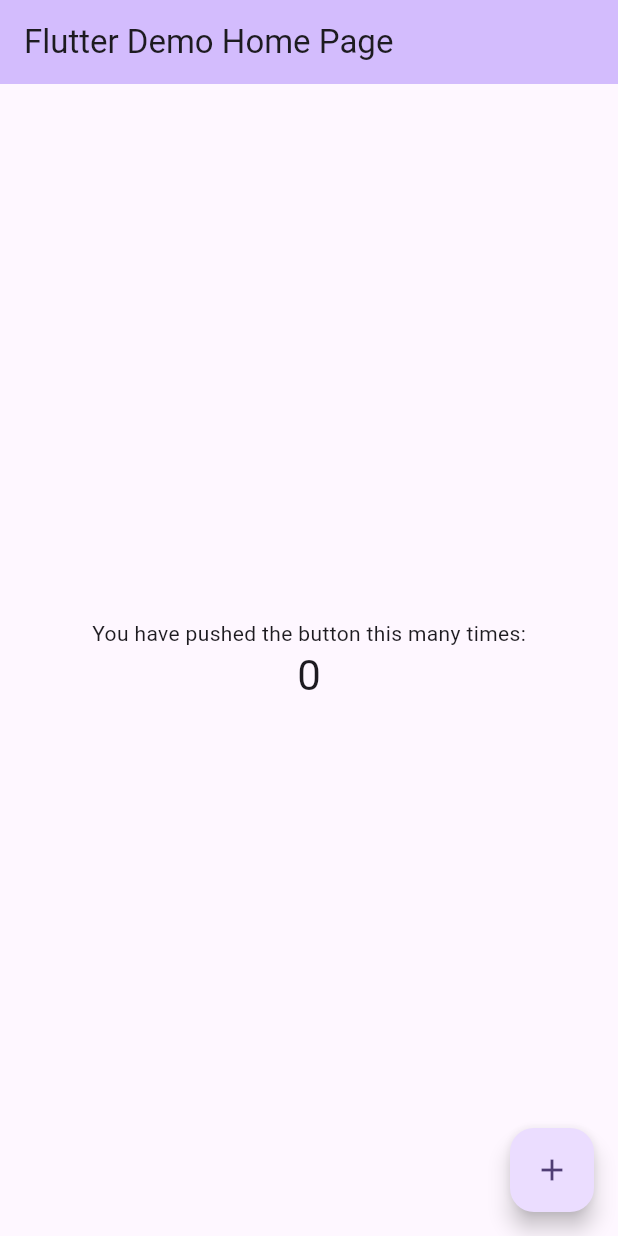
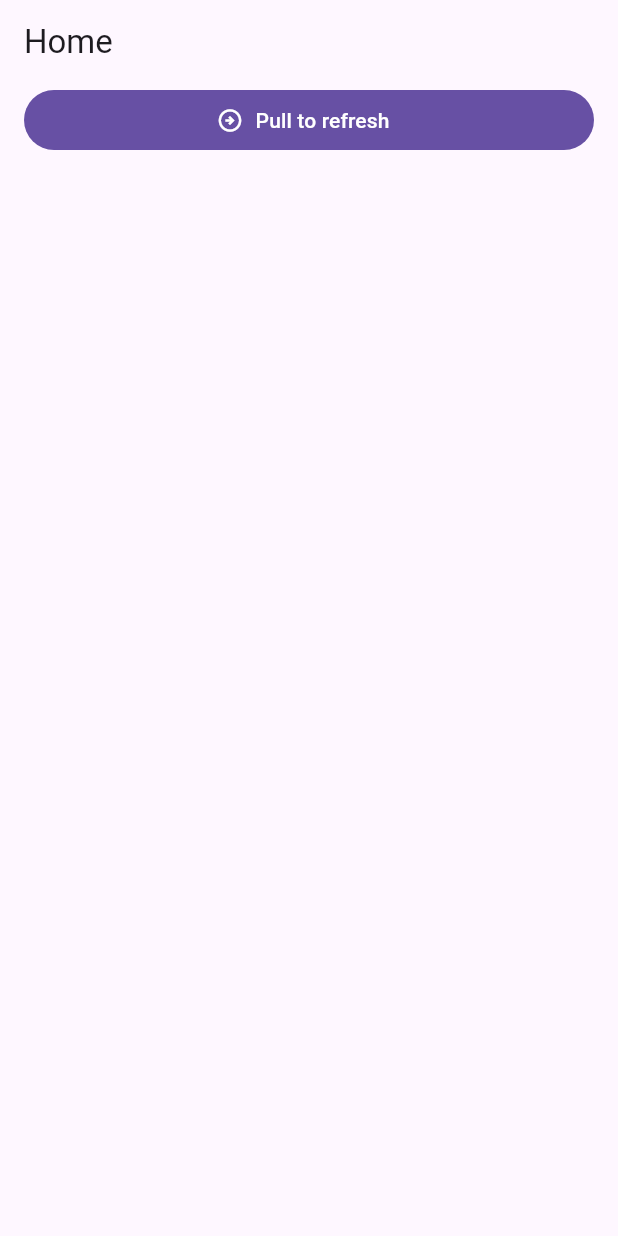
Before and after one commit to namnh113/chit-chat, a Flutter app: the screen it shows after launch, on a phone screen of 412 x 824 dp. Run offline on Flutter 3.47's test engine with Material 3 defaults, Android fonts, the phone set to English and light mode, and no system bars; our stand-ins replace freezed_annotation, go_router, hooks_riverpod, riverpod_annotation; generated files the repository leaves out were written again.

```diff
--- a/analysis_options.yaml
+++ b/analysis_options.yaml
@@ -26,3 +26,9 @@ linter:
 
 # Additional information about this file can be found at
 # https://dart.dev/guides/language/analysis-options
+
+analyzer:
+  plugins:
+    - custom_lint
+  errors:
+    invalid_annotation_target: ignore
--- a/lib/main.dart
+++ b/lib/main.dart
@@ -1,125 +1,16 @@
+import 'package:chit_chat/routes/routes.dart';
 import 'package:flutter/material.dart';
+import 'package:hooks_riverpod/hooks_riverpod.dart';
 
-void main() {
-  runApp(const MyApp());
-}
+void main() => runApp(const ProviderScope(child: MyApp()));
 
 class MyApp extends StatelessWidget {
   const MyApp({super.key});
 
-  // This widget is the root of your application.
   @override
   Widget build(BuildContext context) {
-    return MaterialApp(
-      title: 'Flutter Demo',
-      theme: ThemeData(
-        // This is the theme of your application.
-        //
-        // TRY THIS: Try running your application with "flutter run". You'll see
-        // the application has a purple toolbar. Then, without quitting the app,
-        // try changing the seedColor in the colorScheme below to Colors.green
-        // and then invoke "hot reload" (save your changes or press the "hot
-        // reload" button in a Flutter-supported IDE, or press "r" if you used
-        // the command line to start the app).
-        //
-        // Notice that the counter didn't reset back to zero; the application
-        // state is not lost during the reload. To reset the state, use hot
-        // restart instead.
-        //
-        // This works for code too, not just values: Most code changes can be
-        // tested with just a hot reload.
-        colorScheme: ColorScheme.fromSeed(seedColor: Colors.deepPurple),
-        useMaterial3: true,
-      ),
-      home: const MyHomePage(title: 'Flutter Demo Home Page'),
+    return MaterialApp.router(
+      routerConfig: router,
     );
   }
 }
-
-class MyHomePage extends StatefulWidget {
-  const MyHomePage({super.key, required this.title});
-
-  // This widget is the home page of your application. It is stateful, meaning
-  // that it has a State object (defined below) that contains fields that affect
-  // how it looks.
-
-  // This class is the configuration for the state. It holds the values (in this
-  // case the title) provided by the parent (in this case the App widget) and
-  // used by the build method of the State. Fields in a Widget subclass are
-  // always marked "final".
-
-  final String title;
-
-  @override
-  State<MyHomePage> createState() => _MyHomePageState();
-}
-
-class _MyHomePageState extends State<MyHomePage> {
-  int _counter = 0;
-
-  void _incrementCounter() {
-    setState(() {
-      // This call to setState tells the Flutter framework that something has
-      // changed in this State, which causes it to rerun the build method below
-      // so that the display can reflect the updated values. If we changed
-      // _counter without calling setState(), then the build method would not be
-      // called again, and so nothing would appear to happen.
-      _counter++;
-    });
-  }
-
-  @override
-  Widget build(BuildContext context) {
-    // This method is rerun every time setState is called, for instance as done
-    // by the _incrementCounter method above.
-    //
-    // The Flutter framework has been optimized to make rerunning build methods
-    // fast, so that you can just rebuild anything that needs updating rather
-    // than having to individually change instances of widgets.
-    return Scaffold(
-      appBar: AppBar(
-        // TRY THIS: Try changing the color here to a specific color (to
-        // Colors.amber, perhaps?) and trigger a hot reload to see the AppBar
-        // change color while the other colors stay the same.
-        backgroundColor: Theme.of(context).colorScheme.inversePrimary,
-        // Here we take the value from the MyHomePage object that was created by
-        // the App.build method, and use it to set our appbar title.
-        title: Text(widget.title),
-      ),
-      body: Center(
-        // Center is a layout widget. It takes a single child and positions it
-        // in the middle of the parent.
-        child: Column(
-          // Column is also a layout widget. It takes a list of children and
-          // arranges them vertically. By default, it sizes itself to fit its
-          // children horizontally, and tries to be as tall as its parent.
-          //
-          // Column has various properties to control how it sizes itself and
-          // how it positions its children. Here we use mainAxisAlignment to
-          // center the children vertically; the main axis here is the vertical
-          // axis because Columns are vertical (the cross axis would be
-          // horizontal).
-          //
-          // TRY THIS: Invoke "debug painting" (choose the "Toggle Debug Paint"
-          // action in the IDE, or press "p" in the console), to see the
-          // wireframe for each widget.
-          mainAxisAlignment: MainAxisAlignment.center,
-          children: <Widget>[
-            const Text(
-              'You have pushed the button this many times:',
-            ),
-            Text(
-              '$_counter',
-              style: Theme.of(context).textTheme.headlineMedium,
-            ),
-          ],
-        ),
-      ),
-      floatingActionButton: FloatingActionButton(
-        onPressed: _incrementCounter,
-        tooltip: 'Increment',
-        child: const Icon(Icons.add),
-      ), // This trailing comma makes auto-formatting nicer for build methods.
-    );
-  }
-}
--- /dev/null
+++ b/lib/routes/routes.dart
@@ -0,0 +1,16 @@
+import 'package:chit_chat/view/activity_screen.dart';
+import 'package:chit_chat/view/home_screen.dart';
+import 'package:go_router/go_router.dart';
+
+final router = GoRouter(
+  routes: [
+    GoRoute(
+      path: '/',
+      builder: (context, state) => const HomeScreen(),
+    ),
+    GoRoute(
+      path: '/activity',
+      builder: (context, state) => const ActivityScreen(),
+    ),
+  ],
+);
--- /dev/null
+++ b/lib/view/home_screen.dart
@@ -0,0 +1,34 @@
+import 'package:flutter/material.dart';
+import 'package:go_router/go_router.dart';
+
+class HomeScreen extends StatelessWidget {
+  const HomeScreen({super.key});
+
+  @override
+  Widget build(BuildContext context) {
+    return Scaffold(
+      appBar: AppBar(title: const Text('Home')),
+      body: SafeArea(
+        bottom: false,
+        child: ListView(
+          padding: const EdgeInsets.symmetric(horizontal: 16),
+          children: [
+            FilledButton.icon(
+              onPressed: () {
+                context.push('/activity');
+              },
+              icon: const Icon(Icons.arrow_circle_right_outlined),
+              label: const Text('Pull to refresh'),
+            ),
+            const SafeArea(
+              top: false,
+              left: false,
+              right: false,
+              child: SizedBox.shrink(),
+            )
+          ],
+        ),
+      ),
+    );
+  }
+}
--- a/pubspec.yaml
+++ b/pubspec.yaml
@@ -38,6 +38,10 @@ dependencies:
   hooks_riverpod: ^2.5.1
   flutter_hooks: ^0.20.5
   riverpod_annotation: ^2.3.5
+  freezed_annotation: ^2.4.1
+  http: ^1.2.1
+  json_annotation: ^4.9.0
+  go_router: ^14.0.2
 
 dev_dependencies:
   flutter_test:
@@ -53,6 +57,8 @@ dev_dependencies:
   build_runner: ^2.4.9
   custom_lint: ^0.6.4
   riverpod_lint: ^2.3.10
+  freezed: ^2.5.2
+  json_serializable: ^6.8.0
 
 # For information on the generic Dart part of this file, see the
 # following page: https://dart.dev/tools/pub/pubspec
```
Also changed, not shown: lib/model/activity.dart (added, +16 -0 lines), lib/provider/activity_provider.dart (added, +17 -0 lines), lib/view/activity_screen.dart (added, +31 -0 lines), lib/model/activity.freezed.dart (added), lib/model/activity.g.dart (added), lib/provider/activity_provider.g.dart (added), pubspec.lock.
